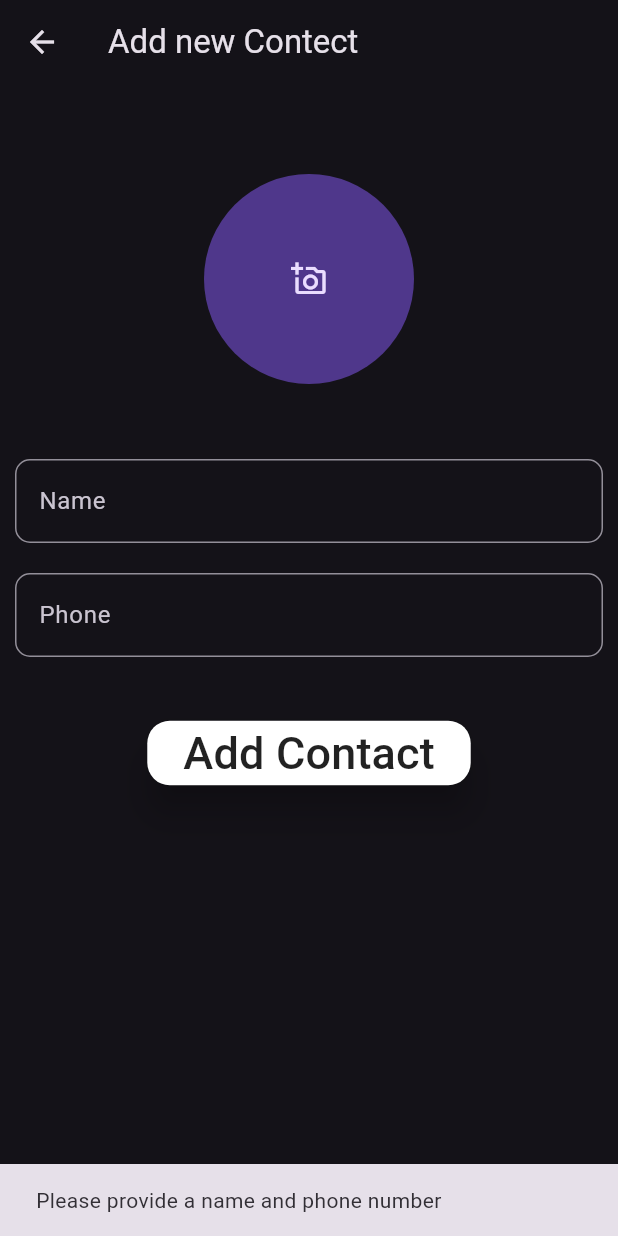
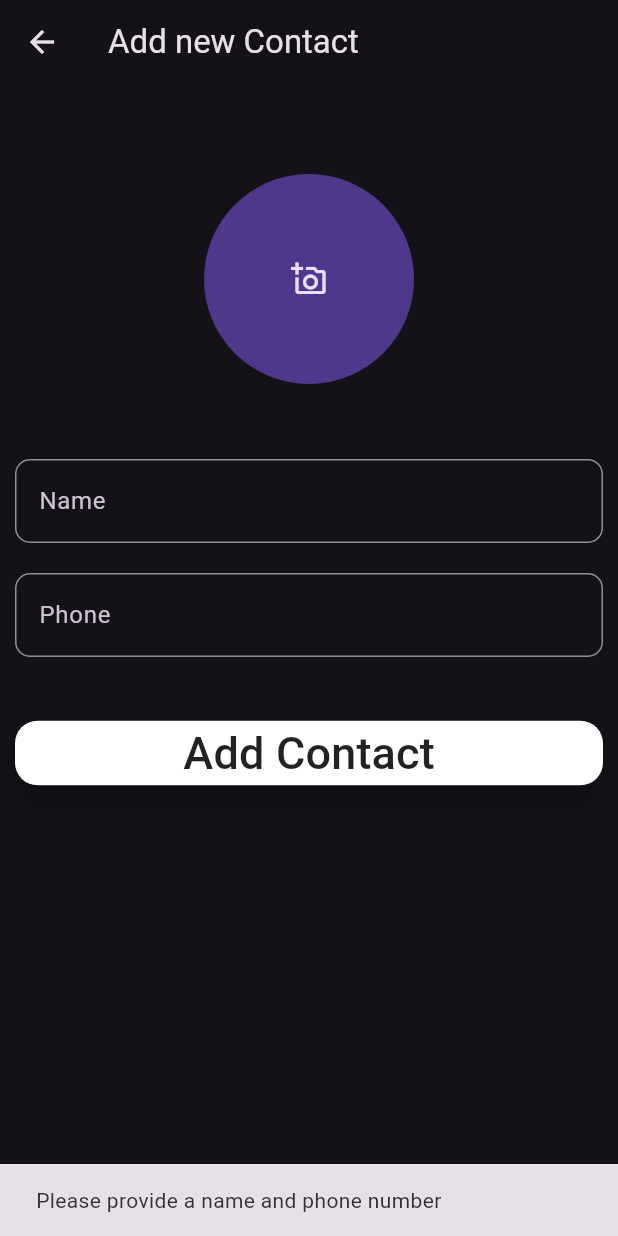
Before and after one commit to himanashu-edugaon/getex_test, a Flutter app: the AddContactScreen screen opened directly, after a tap on "Add Contact", on a phone screen of 412 x 824 dp. Run offline on Flutter 3.47's test engine with Material 3 defaults, Android fonts, the phone set to English and light mode, and no system bars; our stand-ins replace contacts_service, firebase_auth, firebase_core, flutter_contacts, flutter_screenutil, google_sign_in and 2 more; missing offline and left inert: call_log; accounts and stored records are empty.

Commit message:
add contact error solve this code
add contact error solve this code

```diff
--- a/lib/views/screens/contacts/update_contacts.dart
+++ b/lib/views/screens/contacts/update_contacts.dart
@@ -4,7 +4,6 @@ import 'package:flutter/material.dart';
 import 'package:flutter_contacts/flutter_contacts.dart' as flutter_contacts;
 import 'package:getex_test/controllers/contact_controller.dart';
 import 'package:getex_test/views/screens/home/Buttom_navation.dart';
-import 'package:getex_test/views/screens/home/home_screen.dart';
 import 'package:image_picker/image_picker.dart';
 
 
@@ -38,7 +37,6 @@ class _UpdatedContactScreenState extends State<UpdatedContactScreen> {
   void initState() {
     super.initState();
 
-    // Initialize controllers with contact data
     final contact = widget.contacts[widget.index];
     _firstNameController = TextEditingController(text: contact.name.first ?? '');
     _middleNameController = TextEditingController(text: contact.name.middle ?? '');
@@ -161,7 +159,7 @@ class _UpdatedContactScreenState extends State<UpdatedContactScreen> {
       );
       Navigator.pushReplacement(
         context,
-        MaterialPageRoute(builder: (context) => HomeScreen()),
+        MaterialPageRoute(builder: (context) => const MyHomePage()),
       );
     } catch (e) {
       print('Error updating contact: $e');
--- a/lib/views/screens/home/add_contact_screen.dart
+++ b/lib/views/screens/home/add_contact_screen.dart
@@ -1,11 +1,10 @@
+import 'dart:convert';
 import 'dart:typed_data';
 
-import 'package:flutter/cupertino.dart';
 import 'package:flutter/material.dart';
 import 'package:contacts_service/contacts_service.dart';
-import 'package:getex_test/views/screens/home/Buttom_navation.dart';
 import 'package:image_picker/image_picker.dart';
-
+import 'Buttom_navation.dart';
 
 class AddContactScreen extends StatefulWidget {
   @override
@@ -14,48 +13,46 @@ class AddContactScreen extends StatefulWidget {
 
 class _AddContactScreenState extends State<AddContactScreen> {
   final TextEditingController _nameController = TextEditingController();
-
   final TextEditingController _phoneController = TextEditingController();
-
   Uint8List? _image;
 
   @override
   Widget build(BuildContext context) {
     return Scaffold(
       appBar: AppBar(
-          title: Text("Add new Contect"),
+        title: Text("Add new Contact"),
       ),
       body: ListView(
+        padding: EdgeInsets.all(10.0),
         children: [
-            Padding(
-                padding: const EdgeInsets.all(10.0),
-                child: Column(
-                  children: [
-                    SizedBox(height: 50,),
+          SizedBox(height: 50),
           GestureDetector(
-                      onTap: (){
-                        _getImage();
-                      },
+            onTap: _getImage,
             child: CircleAvatar(
               radius: 70,
-                        backgroundImage: _image != null ? MemoryImage(_image!):null,
-                        child:  _image ==  null ? Icon(Icons.add_a_photo_outlined) : null,
+              backgroundImage: _image != null ? MemoryImage(_image!) : null,
+              child: _image == null ? Icon(Icons.add_a_photo_outlined) : null,
             ),
           ),
-                    SizedBox(height: 50,),
+          SizedBox(height: 50),
           TextField(
             controller: _nameController,
-                      decoration: InputDecoration(labelText: 'Name'
-                          ,border: OutlineInputBorder(borderRadius: BorderRadius.all(Radius.circular(10)))
-
+            decoration: InputDecoration(
+              labelText: 'Name',
+              border: OutlineInputBorder(
+                borderRadius: BorderRadius.all(Radius.circular(10)),
               ),
             ),
-                    SizedBox(height: 20,),
+          ),
+          SizedBox(height: 20),
           TextField(
             controller: _phoneController,
-                      decoration: InputDecoration(labelText: 'Phone'
-                          ,border: OutlineInputBorder(borderRadius: BorderRadius.all(Radius.circular(10)))
-
+            keyboardType: TextInputType.number,
+            decoration: InputDecoration(
+              labelText: 'Phone',
+              border: OutlineInputBorder(
+                borderRadius: BorderRadius.all(Radius.circular(10)),
+              ),
             ),
           ),
           SizedBox(height: 40),
@@ -63,25 +60,27 @@ class _AddContactScreenState extends State<AddContactScreen> {
             style: ElevatedButton.styleFrom(
               backgroundColor: Colors.white,
               elevation: 10,
-                          shape: RoundedRectangleBorder(borderRadius: BorderRadius.circular(15))
+              shape: RoundedRectangleBorder(
+                borderRadius: BorderRadius.circular(15),
               ),
-                      onPressed: () {
+            ),
+            onPressed: (){
               _addContact(context);
             },
-                      child: Text('Add Contact',style: TextStyle(fontSize: 30,color: Colors.black87),),
+            child: Text(
+              'Add Contact',
+              style: TextStyle(fontSize: 30, color: Colors.black87),
+            ),
           ),
         ],
-                )
       ),
-          ],
-        )
     );
   }
 
-  Future<void> _getImage() async{
+  Future<void> _getImage() async {
     final picker = ImagePicker();
-    final pickedImage = await picker.pickImage(source: ImageSource.gallery);
-    if(pickedImage != null){
+    final pickedImage = await picker.pickImage(source: ImageSource.gallery,imageQuality: 40);
+    if (pickedImage != null) {
       final bytes = await pickedImage.readAsBytes();
       setState(() {
         _image = bytes;
@@ -89,28 +88,43 @@ class _AddContactScreenState extends State<AddContactScreen> {
     }
   }
 
-
-
   Future<void> _addContact(BuildContext context) async {
     try {
       String name = _nameController.text.trim();
       String phone = _phoneController.text.trim();
-      // Uint8List? userPick =
+
       if (name.isNotEmpty && phone.isNotEmpty) {
         Contact newContact = Contact(
           givenName: name,
-          // displayName: ,
-          // middleName: ,
-          avatar: _image,
           phones: [Item(label: 'mobile', value: phone)],
         );
+
+        if (_image != null && _image!.isNotEmpty) {
+          try {
+            // Convert the image to base64 string
+            String base64Image = base64Encode(_image!);
+
+            // Decode the base64 string back to bytes
+            Uint8List imageBytes = base64Decode(base64Image);
+
+            // Attach the image bytes to the contact's avatar
+            newContact.avatar = imageBytes;
+          } catch (e) {
+            print('Error encoding/decoding image: $e');
+            ScaffoldMessenger.of(context).showSnackBar(
+              SnackBar(content: Text('Error adding contact')),
+            );
+            return;
+          }
+        }
 
         await ContactsService.addContact(newContact);
 
         ScaffoldMessenger.of(context).showSnackBar(
           SnackBar(content: Text('Contact added successfully')),
         );
-        Navigator.pushReplacement(context, MaterialPageRoute(builder: (context) => MyHomePage(),));
+
+        Navigator.pushReplacement(context, MaterialPageRoute(builder: (context) => MyHomePage()));
 
         _nameController.clear();
         _phoneController.clear();
@@ -129,4 +143,5 @@ class _AddContactScreenState extends State<AddContactScreen> {
       );
     }
   }
+
 }
--- a/lib/views/screens/home/home_screen.dart
+++ b/lib/views/screens/home/home_screen.dart
@@ -10,7 +10,6 @@ import 'package:getex_test/views/screens/contacts/update_contacts.dart';
 import 'package:getex_test/views/screens/history/history_screens.dart';
 import 'package:permission_handler/permission_handler.dart';
 import 'package:url_launcher/url_launcher.dart';
-
 import 'add_contact_screen.dart';
 
 
```
Also changed, not shown: pubspec.lock, 3 other files. Lines whose indentation alone changed are shown as unchanged.
